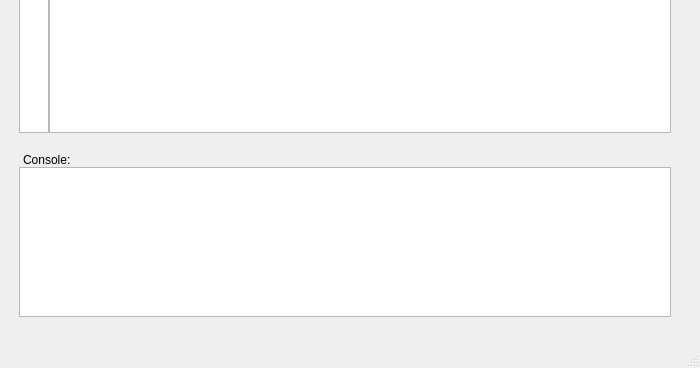
Before: the Qt Designer form app/ui/main_window.ui in H1nkk/pamm, drawn with Qt 5; both pictures show x 0 to 700 and y 232 to 600 of the 700 by 600 pixel window.
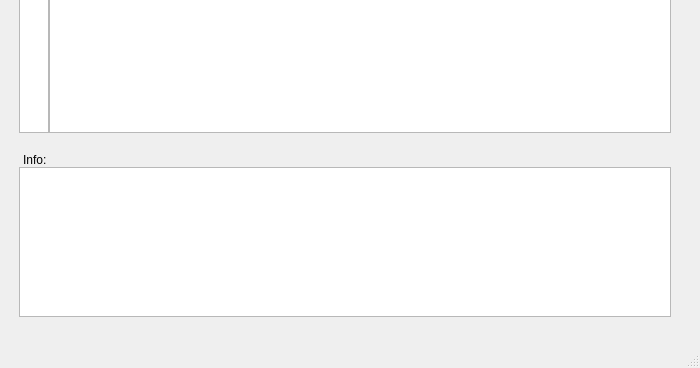
After: the same form once the commit is applied.

Diff of the .ui file:
```diff
--- a/app/ui/main_window.ui
+++ b/app/ui/main_window.ui
@@ -293,7 +293,7 @@
 }</string>
           </property>
           <property name="text">
-           <string>Console:</string>
+           <string>Info:</string>
           </property>
           <property name="margin">
            <number>0</number>
```
